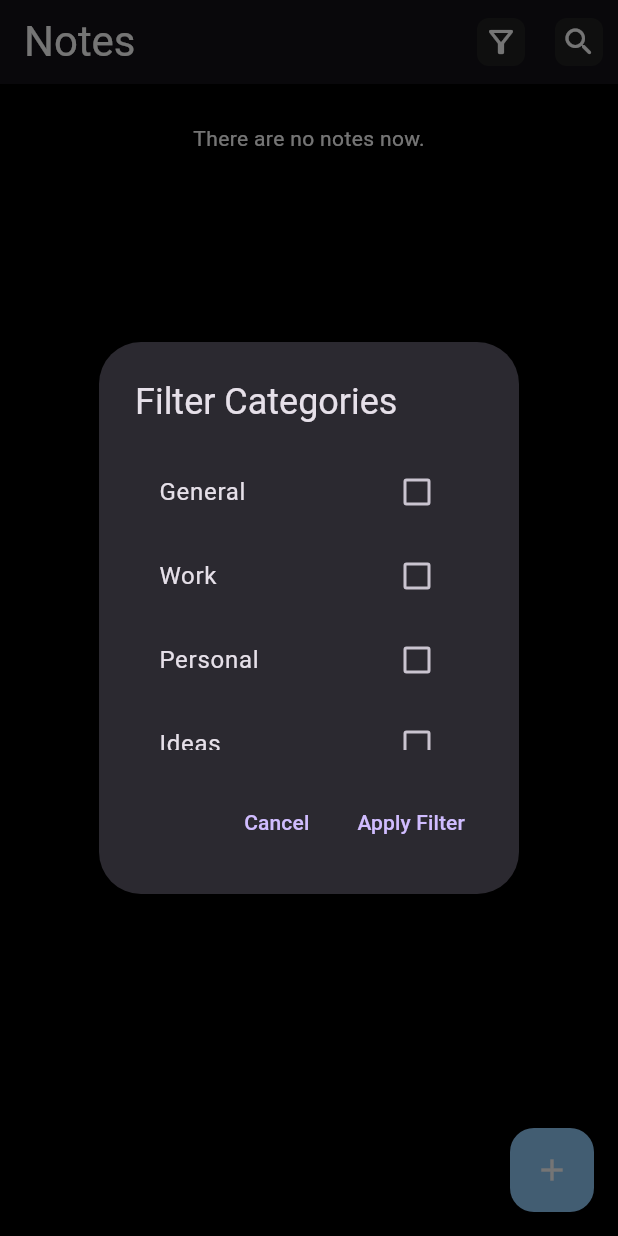
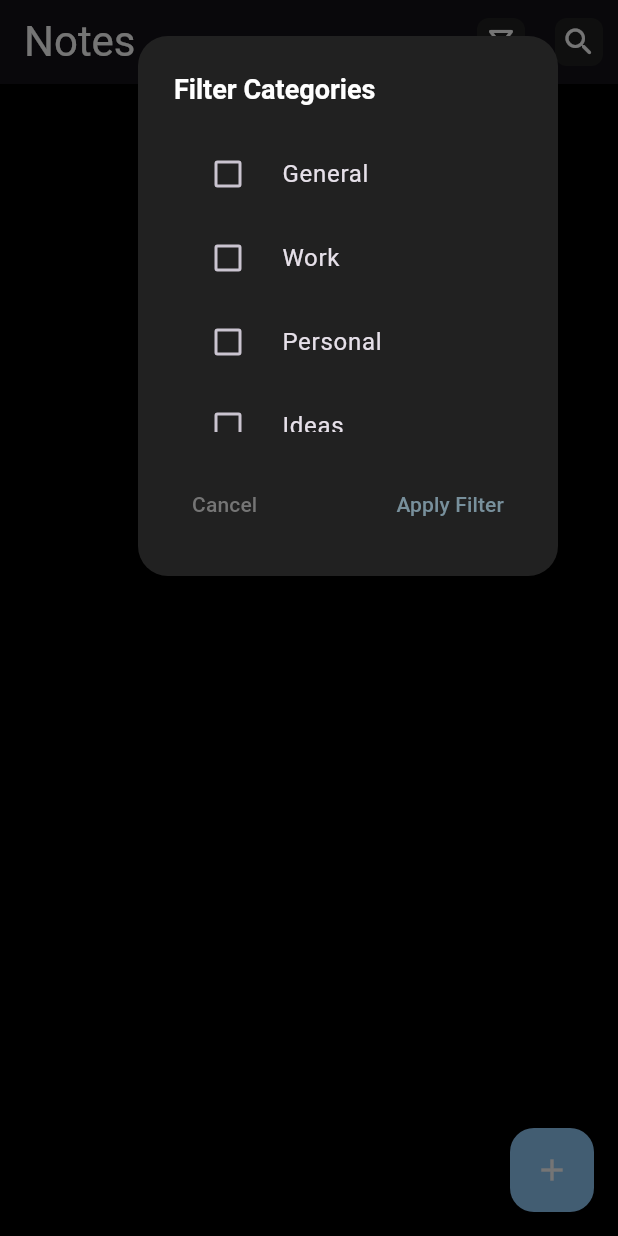
Before and after one commit to dyagee/notewa, a Flutter app: the screen it shows after launch, after a tap on the "filter alt" icon, on a phone screen of 412 x 824 dp. Run offline on Flutter 3.47's test engine with Material 3 defaults, Android fonts, the phone set to English and light mode, and no system bars; our stand-ins replace sqflite; accounts and stored records are empty.

Commit message:
search filtered notes

```diff
--- a/lib/views/home_screen.dart
+++ b/lib/views/home_screen.dart
@@ -1,5 +1,3 @@
-// ignore_for_file: avoid_print
-
 import 'package:flutter/material.dart';
 import 'package:intl/intl.dart';
 import 'package:notewa/core/category_constants.dart';
@@ -52,6 +50,8 @@ class _HomeScreenState extends State<HomeScreen> {
   String? selectedCategory;
   final allCategories = CategoryConstants.predefinedCategories;
   List<String> filteredCategories = [];
+  List<Note> matchedNotesCategories = [];
+  bool isFilterOn = false;
 
   @override
   void initState() {
@@ -142,6 +142,7 @@ class _HomeScreenState extends State<HomeScreen> {
     setState(() {
       isSearching = query.isNotEmpty;
 
+      if (!isFilterOn) {
         filteredNotes =
             notes.where((note) {
               return note.title.toLowerCase().contains(query.toLowerCase()) ||
@@ -150,12 +151,25 @@ class _HomeScreenState extends State<HomeScreen> {
                     query.toLowerCase(),
                   );
             }).toList();
+      } else {
+        filteredNotes =
+            matchedNotesCategories.where((note) {
+              return note.title.toLowerCase().contains(query.toLowerCase()) ||
+                  note.content!.toLowerCase().contains(query.toLowerCase()) ||
+                  note.dateCreated.toIso8601String().toLowerCase().contains(
+                    query.toLowerCase(),
+                  );
+            }).toList();
+      }
     });
   }
 
   /// Function to handle notes filtering
   void _filterNotes(List selectedCategories) {
     if (selectedCategories.isEmpty) {
+      setState(() {
+        isFilterOn = false;
+      });
       _loadNotes();
     }
     final matches =
@@ -163,10 +177,10 @@ class _HomeScreenState extends State<HomeScreen> {
           final category = note.category;
           return selectedCategories.contains(category);
         }).toList();
-    print("inside filter: $selectedCategories");
     setState(() {
-      // notes = matches;
+      isFilterOn = true;
       filteredNotes = matches;
+      matchedNotesCategories = matches;
     });
   }
 
@@ -175,7 +189,6 @@ class _HomeScreenState extends State<HomeScreen> {
     final dateFormatter = DateFormat(
       'MMMM dd, yyyy',
     ); // format date to July 28, 2025
-    print("inside buildcontex: $filteredCategories");
     return Scaffold(
       backgroundColor: Colors.black,
       appBar:
@@ -220,7 +233,20 @@ class _HomeScreenState extends State<HomeScreen> {
                                 return StatefulBuilder(
                                   builder: (context, setState) {
                                     return AlertDialog(
-                                      title: const Text("Filter Categories"),
+                                      backgroundColor: Colors.grey[900],
+                                      shape: RoundedRectangleBorder(
+                                        borderRadius: BorderRadius.circular(20),
+                                      ),
+                                      alignment: Alignment.topRight,
+                                      title: Text(
+                                        "Filter Categories",
+                                        style: TextStyle(
+                                          color: Colors.white,
+                                          fontWeight: FontWeight.bold,
+                                          fontSize: 18,
+                                        ),
+                                        textAlign: TextAlign.start,
+                                      ),
                                       content: SizedBox(
                                         height: 200,
                                         width: 110,
@@ -230,6 +256,9 @@ class _HomeScreenState extends State<HomeScreen> {
                                             final category =
                                                 allCategories[index];
                                             return CheckboxListTile(
+                                              controlAffinity:
+                                                  ListTileControlAffinity
+                                                      .leading,
                                               title: Text(category),
                                               value: filteredCategories
                                                   .contains(category),
@@ -256,7 +285,12 @@ class _HomeScreenState extends State<HomeScreen> {
                                             filteredCategories.clear();
                                             Navigator.of(context).pop();
                                           },
-                                          child: Text("Cancel"),
+                                          child: Text(
+                                            "Cancel",
+                                            style: TextStyle(
+                                              color: Colors.grey[600],
+                                            ),
+                                          ),
                                         ),
                                         TextButton(
                                           onPressed: () {
@@ -265,9 +299,17 @@ class _HomeScreenState extends State<HomeScreen> {
                                               context,
                                             ).pop(filteredCategories);
                                           },
-                                          child: const Text("Apply Filter"),
+
+                                          child: Text(
+                                            "Apply Filter",
+                                            style: TextStyle(
+                                              color: Colors.blueGrey[400],
+                                            ),
+                                          ),
                                         ),
                                       ],
+                                      actionsAlignment:
+                                          MainAxisAlignment.spaceBetween,
                                     );
                                   },
                                 );
@@ -334,7 +376,11 @@ class _HomeScreenState extends State<HomeScreen> {
                                     isTapped = false;
                                     isSearching = false;
                                     searchController.clear();
+                                    if (isFilterOn) {
+                                      filteredNotes = matchedNotesCategories;
+                                    } else {
                                       filteredNotes = List.from(notes);
+                                    }
                                   });
                                   FocusScope.of(context).unfocus();
                                 },
```
Lines whose indentation alone changed are shown as unchanged.
